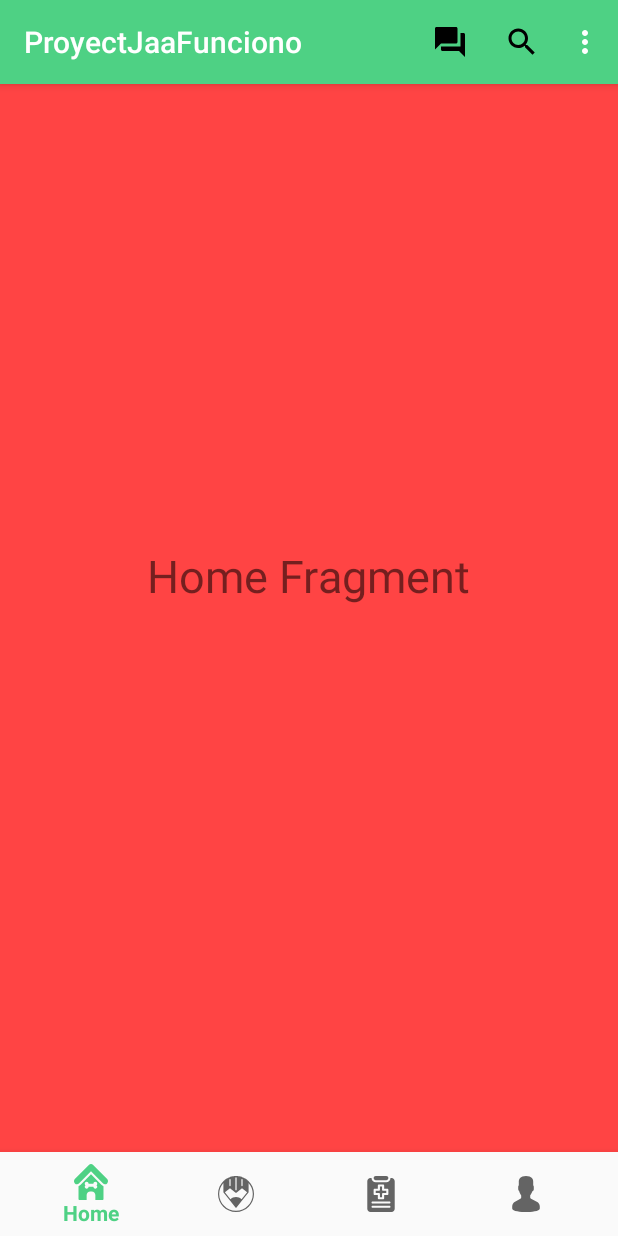
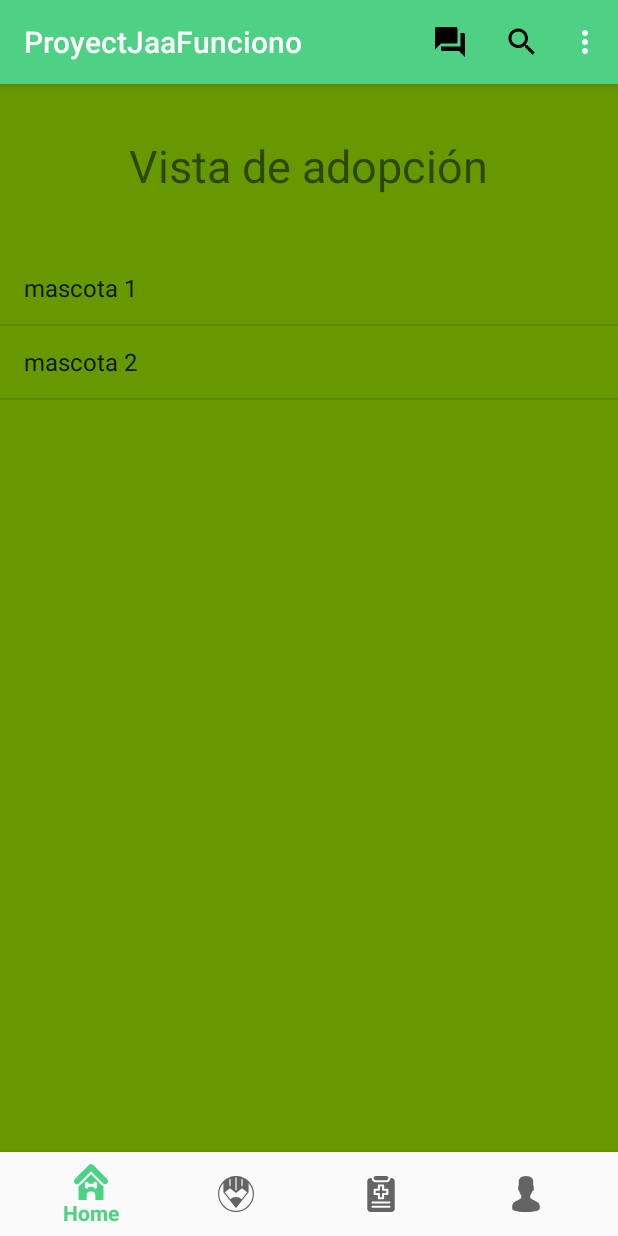
Before and after one commit to daftsu1/patitas, an Android app: the HomeFragment screen opened directly, with no data from a screen before it, on a phone screen of 412 x 824 dp. Run offline under Robolectric (Android 15) with nearby library versions, the phone set to English and light mode, and no system bars.

Commit message:
Agrega list view

```diff
--- a/app/src/main/java/com/example/a/proyectjaafunciono/HomeFragment.java
+++ b/app/src/main/java/com/example/a/proyectjaafunciono/HomeFragment.java
@@ -6,12 +6,25 @@ import android.support.v4.app.Fragment;
 import android.view.LayoutInflater;
 import android.view.View;
 import android.view.ViewGroup;
+import android.widget.ArrayAdapter;
+import android.widget.ListView;
 
 public class HomeFragment extends Fragment {
-
     @Nullable
     @Override
     public View onCreateView(LayoutInflater inflater, @Nullable ViewGroup container, @Nullable Bundle savedInstanceState){
-        return inflater.inflate(R.layout.fragment_home, container, false);
+        View view = inflater.inflate(R.layout.fragment_home, container, false); //define vista
+
+        String[] menuItems = {"mascota 1", "mascota 2"}; //  define lista de ejemplo
+        ListView listView = (ListView) view.findViewById(R.id.listView);
+
+        ArrayAdapter<String> listViewAdapter = new ArrayAdapter<String>(
+                    getActivity(),
+                    android.R.layout.simple_list_item_1,
+                    menuItems
+                );
+
+        listView.setAdapter(listViewAdapter);
+        return view; //retorna vista con datos
     }
 }
--- a/app/src/main/res/layout/fragment_home.xml
+++ b/app/src/main/res/layout/fragment_home.xml
@@ -2,13 +2,21 @@
 <RelativeLayout xmlns:android="http://schemas.android.com/apk/res/android"
     android:layout_width="match_parent"
     android:layout_height="match_parent"
-    android:background="@android:color/holo_red_light">
+    android:background="@android:color/holo_green_dark">
 
     <TextView
         android:layout_width="wrap_content"
         android:layout_height="wrap_content"
-        android:text="Home Fragment"
-        android:textSize="30sp"
-        android:layout_centerInParent="true"/>
+        android:layout_alignParentTop="true"
+        android:layout_centerHorizontal="true"
+        android:layout_marginTop="90dp"
+        android:text="Vista de adopción"
+        android:textSize="30sp" />
+
+    <ListView
+        android:id="@+id/listView"
+        android:layout_width="match_parent"
+        android:layout_height="match_parent"
+        android:layout_marginTop="168dp" />
 
 </RelativeLayout>
```
